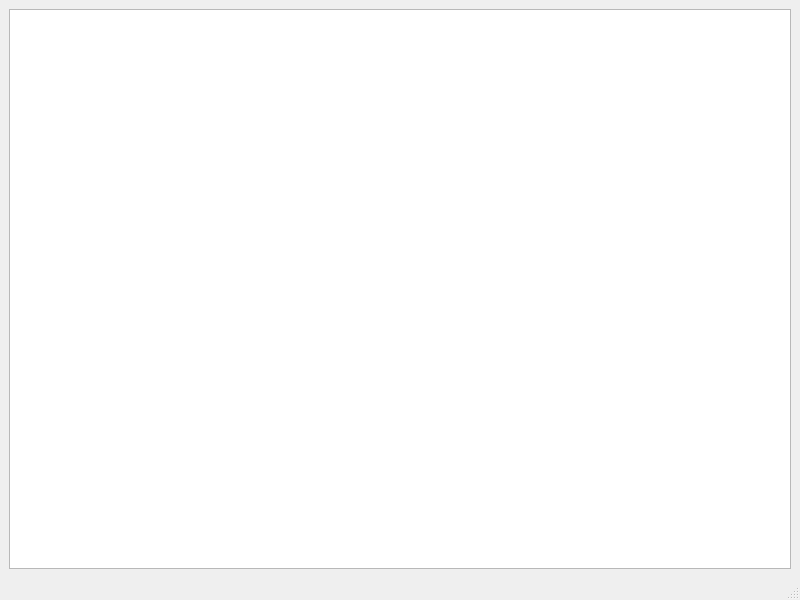
Before: the Qt Designer form clientes.ui in waltermas-gitter/infomesas-gui, drawn with Qt 5.
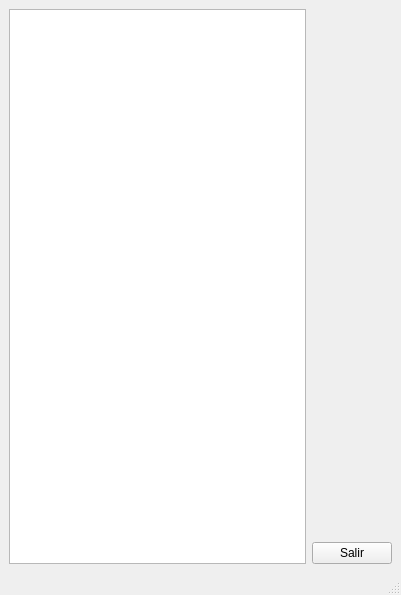
After: the same form once the commit is applied.

The edit to the form file:
```diff
--- a/clientes.ui
+++ b/clientes.ui
@@ -6,8 +6,8 @@
    <rect>
     <x>0</x>
     <y>0</y>
-    <width>800</width>
-    <height>600</height>
+    <width>401</width>
+    <height>595</height>
    </rect>
   </property>
   <property name="windowTitle">
@@ -40,6 +40,30 @@
       </attribute>
      </widget>
     </item>
+    <item row="0" column="1">
+     <layout class="QVBoxLayout" name="verticalLayout">
+      <item>
+       <spacer name="verticalSpacer">
+        <property name="orientation">
+         <enum>Qt::Vertical</enum>
+        </property>
+        <property name="sizeHint" stdset="0">
+         <size>
+          <width>20</width>
+          <height>40</height>
+         </size>
+        </property>
+       </spacer>
+      </item>
+      <item>
+       <widget class="QPushButton" name="salirPushButton">
+        <property name="text">
+         <string>Salir</string>
+        </property>
+       </widget>
+      </item>
+     </layout>
+    </item>
    </layout>
   </widget>
   <widget class="QMenuBar" name="menubar">
```
Left out of the diff: 4 changed lines with no effect on the pictures.
